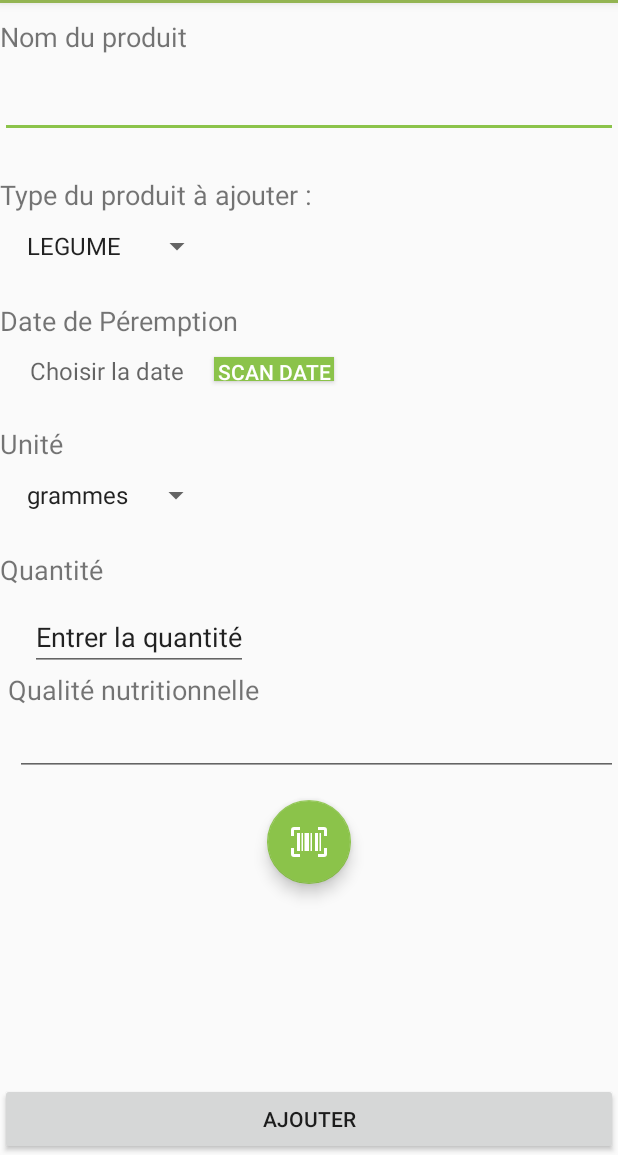
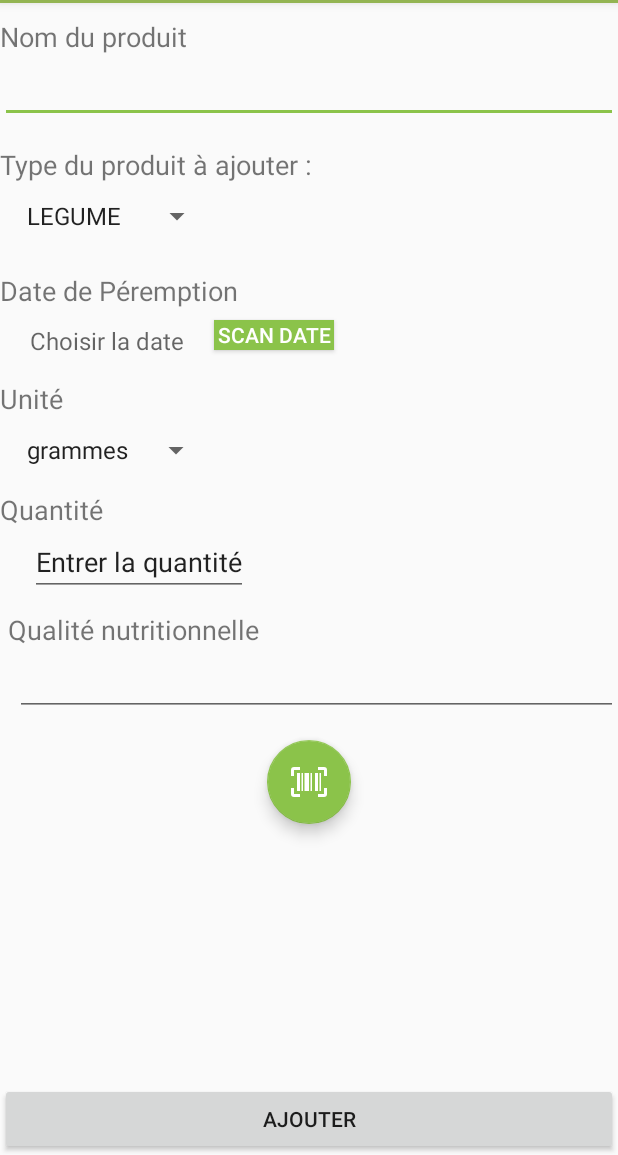
Before and after one commit to CVhp/Foodlog, an Android app: the AddProductActivity screen opened directly, with no data from a screen before it, on a phone screen of 412 x 824 dp, the part 81-1236 px from its top. Run offline under Robolectric (Android 15) with nearby library versions, the phone set to English and light mode, and no system bars; libraries missing offline, so code that uses them is left out: com.google.zxing.integration.

Commit message:
Mise en forme de Add_product

```diff
--- a/app/src/main/res/layout/activity_add_product.xml
+++ b/app/src/main/res/layout/activity_add_product.xml
@@ -31,14 +31,13 @@
             <EditText
                 android:id="@+id/lastname_edittext"
                 android:layout_width="match_parent"
-                android:layout_height="wrap_content"
-                android:layout_marginTop="10sp" />
+                android:layout_height="wrap_content" />
 
             <!--                         TYPE                         -->
             <TextView
                 android:layout_width="wrap_content"
                 android:layout_height="wrap_content"
-                android:layout_marginTop="25sp"
+                android:layout_marginTop="15sp"
                 android:text="@string/client_niveau"
                 android:textSize="18sp" />
 
@@ -74,8 +73,8 @@
                 <Button
                     android:background="#8BC34A"
                     android:layout_width="80dp"
-                    android:layout_height="16sp"
-                    android:layout_marginTop="10sp"
+                    android:layout_height="20sp"
+                    android:layout_marginTop="5sp"
                     android:layout_marginLeft="20dp"
                     android:id="@+id/button_scan_date"
                     android:textColor="@android:color/white"
@@ -85,7 +84,7 @@
             <TextView
                 android:layout_width="wrap_content"
                 android:layout_height="wrap_content"
-                android:layout_marginTop="25sp"
+                android:layout_marginTop="15sp"
                 android:text="@string/unite"
                 android:textSize="18sp" />
 
@@ -100,7 +99,7 @@
             <TextView
                 android:layout_width="match_parent"
                 android:layout_height="wrap_content"
-                android:layout_marginTop="25sp"
+                android:layout_marginTop="15sp"
                 android:text="@string/quantite"
                 android:textSize="18sp" />
 
@@ -109,13 +108,13 @@
                 android:layout_height="wrap_content"
                 android:id="@+id/Add_enterQuantite"
                 android:layout_marginLeft="20sp"
-                android:layout_marginTop="10sp"
                 android:text="Entrer la quantité"/>
 
             <TextView
                 android:layout_width="match_parent"
                 android:layout_height="wrap_content"
                 android:layout_marginLeft="5dp"
+                android:layout_marginTop="10sp"
                 android:text="Qualité nutritionnelle"
                 android:textSize="18sp" />
 
```
